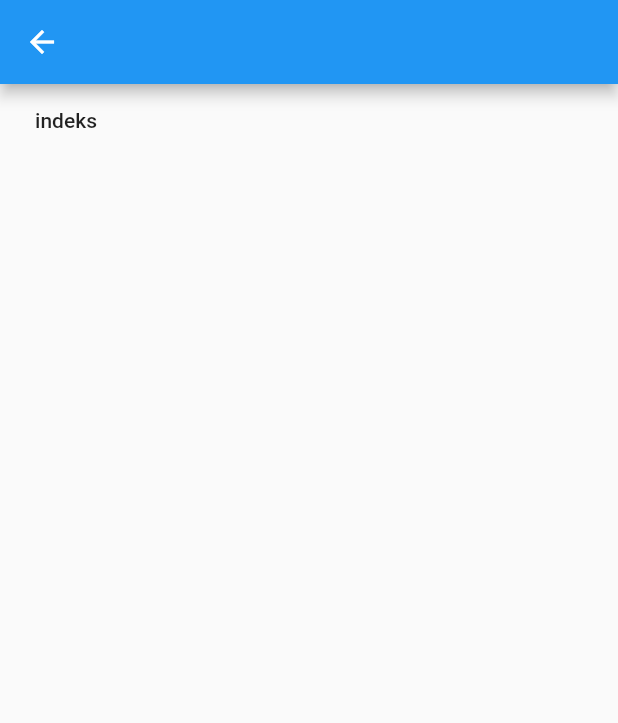
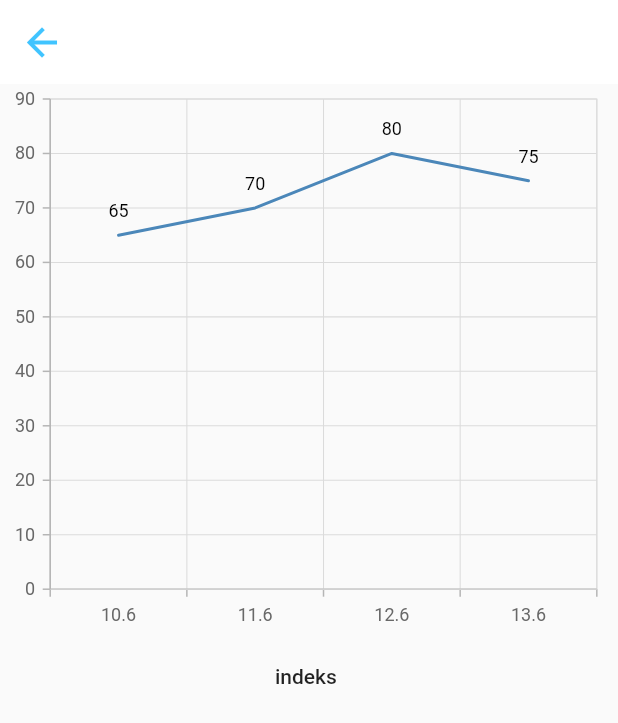
Before and after one commit to AlperenEyibil/diyet, a Flutter app: the WeightGraphic screen opened by its route, on a phone screen of 412 x 824 dp. Shown: the top 723 px of the screen. Run offline on Flutter 3.47's test engine with Material 2 defaults, Android fonts, the phone set to English and light mode, and no system bars; our stand-ins replace shared_preferences, syncfusion_flutter_charts; accounts and stored records are empty.

Commit message:
Temel bir grafik olusturuldu

```diff
--- a/lib/screens/weight_control/weight_graphic.dart
+++ b/lib/screens/weight_control/weight_graphic.dart
@@ -1,19 +1,53 @@
+import 'package:diyet/screens/weight_control/weights.dart';
 import 'package:flutter/material.dart';
+import 'package:syncfusion_flutter_charts/charts.dart';
 
-class WeightGraphic extends StatefulWidget{
+class WeightGraphic extends StatefulWidget {
   @override
   _WeightGraphicState createState() => _WeightGraphicState();
 }
 
 class _WeightGraphicState extends State<WeightGraphic> {
+  List<Weights> kilolar = [
+    Weights(kilo:65,tarih: "10.6"),
+    Weights( kilo:70,tarih:  "11.6"),
+    Weights(kilo: 80, tarih: "12.6"),
+    Weights(kilo: 75, tarih: "13.6"),
+  ];
+
   @override
   Widget build(BuildContext context) {
     // TODO: implement build
     return Scaffold(
-      appBar: AppBar(),
+      appBar: AppBar(
+        elevation: 0,
+        backgroundColor: Colors.white,
+        iconTheme: IconThemeData(color: Colors.lightBlueAccent, size: 30),
+      ),
       body: Container(
-        child: FlatButton(onPressed: ()=>Navigator.pushNamed(context, "/body_mass_index"),
-            child: Text("indeks")),
+        child: Column(
+          children: [
+            SizedBox(
+              width: MediaQuery.of(context).size.width * 0.99,
+              height: MediaQuery.of(context).size.height * 0.45,
+              child: SfCartesianChart(
+                primaryXAxis: CategoryAxis(),
+                series: <ChartSeries>[
+                  LineSeries<Weights, String>(
+                      dataSource: kilolar,
+                      xValueMapper: (Weights kilo, _) => kilo.tarih,
+                      yValueMapper: (Weights kilo, _) => kilo.kilo,
+                    dataLabelSettings: DataLabelSettings(isVisible: true)
+                  )
+                ],
+              ),
+            ),
+            FlatButton(
+                onPressed: () =>
+                    Navigator.pushNamed(context, "/body_mass_index"),
+                child: Text("indeks")),
+          ],
+        ),
       ),
     );
   }
--- /dev/null
+++ b/lib/screens/weight_control/weights.dart
@@ -0,0 +1,5 @@
+class Weights{
+  int kilo;
+  String tarih;
+  Weights({this.kilo, this.tarih});
+}
--- a/pubspec.yaml
+++ b/pubspec.yaml
@@ -24,6 +24,7 @@ dependencies:
   flutter:
     sdk: flutter
   shared_preferences: ^2.0.5
+  syncfusion_flutter_charts: ^19.1.67
 
   # The following adds the Cupertino Icons font to your application.
   # Use with the CupertinoIcons class for iOS style icons.
```
Also changed, not shown: pubspec.lock.
